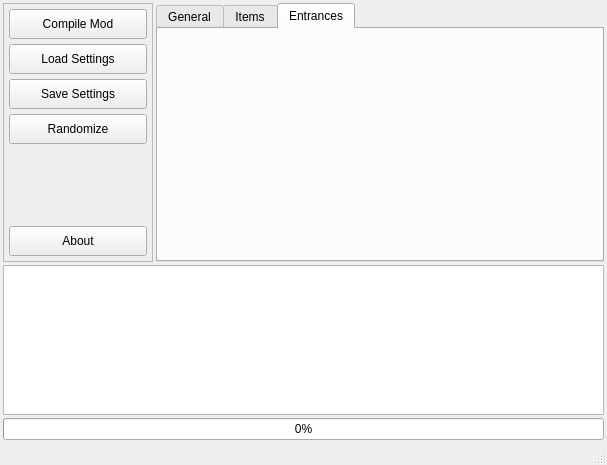
Above: tools/gui/main.ui from icebound777/PMR-SeedGenerator before the change. Below: the same form after it.
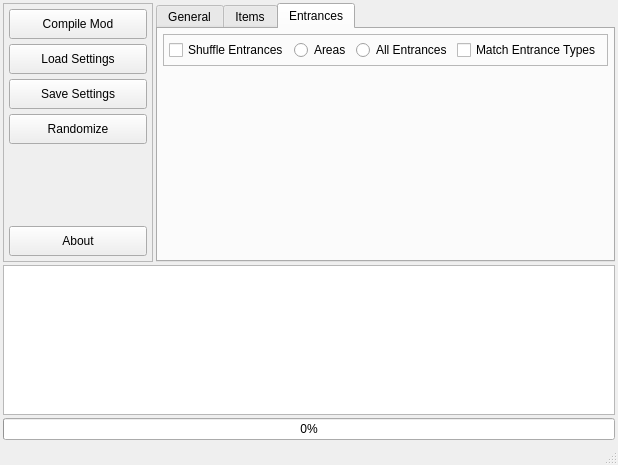
That is the form after the change. The open tabs and pages were chosen to show the change.

Commit message: All options for Entrance randomization, icons for certain options, other tweaks

What changed in the file:
```diff
--- a/tools/gui/main.ui
+++ b/tools/gui/main.ui
@@ -478,6 +478,116 @@
        <attribute name="title">
         <string>Entrances</string>
        </attribute>
+       <layout class="QVBoxLayout" name="verticalLayout_4">
+        <property name="spacing">
+         <number>5</number>
+        </property>
+        <property name="leftMargin">
+         <number>5</number>
+        </property>
+        <property name="topMargin">
+         <number>5</number>
+        </property>
+        <property name="rightMargin">
+         <number>5</number>
+        </property>
+        <property name="bottomMargin">
+         <number>5</number>
+        </property>
+        <item>
+         <widget class="QFrame" name="frame_6">
+          <property name="frameShape">
+           <enum>QFrame::StyledPanel</enum>
+          </property>
+          <property name="frameShadow">
+           <enum>QFrame::Raised</enum>
+          </property>
+          <layout class="QHBoxLayout" name="horizontalLayout_3">
+           <property name="spacing">
+            <number>5</number>
+           </property>
+           <property name="leftMargin">
+            <number>5</number>
+           </property>
+           <property name="topMargin">
+            <number>5</number>
+           </property>
+           <property name="rightMargin">
+            <number>5</number>
+           </property>
+           <property name="bottomMargin">
+            <number>5</number>
+           </property>
+           <item>
+            <widget class="QCheckBox" name="chk_shuffle_entrances">
+             <property name="toolTip">
+              <string>Randomly alter the way maps link up to each other</string>
+             </property>
+             <property name="text">
+              <string>Shuffle Entrances</string>
+             </property>
+            </widget>
+           </item>
+           <item>
+            <widget class="QRadioButton" name="radio_by_area">
+             <property name="toolTip">
+              <string>Shuffle entrances by area. E.g.: Toad Town will still be normal, but all exits go somewhere else.</string>
+             </property>
+             <property name="text">
+              <string>Areas</string>
+             </property>
+            </widget>
+           </item>
+           <item>
+            <widget class="QRadioButton" name="radio_by_all">
+             <property name="toolTip">
+              <string>Shuffle all entrances</string>
+             </property>
+             <property name="text">
+              <string>All Entrances</string>
+             </property>
+            </widget>
+           </item>
+           <item>
+            <widget class="QCheckBox" name="chk_match_types">
+             <property name="toolTip">
+              <string>Entrances only go to entrances of the same type (pipes, doors, ground, etc)</string>
+             </property>
+             <property name="text">
+              <string>Match Entrance Types</string>
+             </property>
+            </widget>
+           </item>
+           <item>
+            <spacer name="horizontalSpacer_2">
+             <property name="orientation">
+              <enum>Qt::Horizontal</enum>
+             </property>
+             <property name="sizeHint" stdset="0">
+              <size>
+               <width>40</width>
+               <height>20</height>
+              </size>
+             </property>
+            </spacer>
+           </item>
+          </layout>
+         </widget>
+        </item>
+        <item>
+         <spacer name="verticalSpacer_4">
+          <property name="orientation">
+           <enum>Qt::Vertical</enum>
+          </property>
+          <property name="sizeHint" stdset="0">
+           <size>
+            <width>20</width>
+            <height>40</height>
+           </size>
+          </property>
+         </spacer>
+        </item>
+       </layout>
       </widget>
      </widget>
     </item>
```
Left out of the diff: 125 changed lines with no effect on the pictures. The commit also changes 4 other files.
